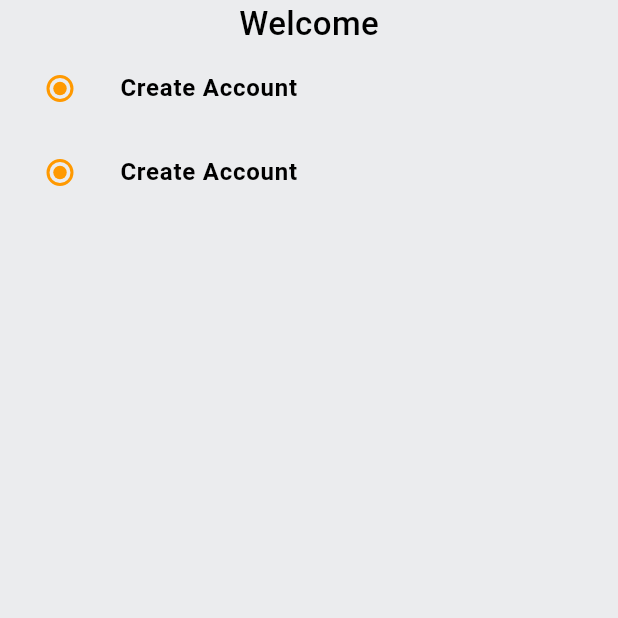
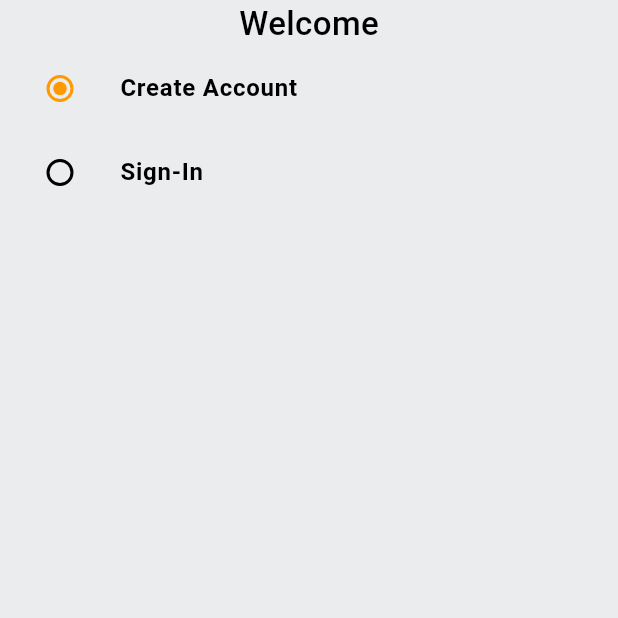
Before and after one commit to natanmuletahunde/node_tut2, a Flutter app: the screen it shows after launch, on a phone screen of 412 x 824 dp, the top half of it. Run offline on Flutter 3.47's test engine with Material 3 defaults, Android fonts, the phone set to English and light mode, and no system bars.

```diff
--- a/lib/features/auth/screens/auth_screen.dart
+++ b/lib/features/auth/screens/auth_screen.dart
@@ -16,6 +16,8 @@ class AuthScreen extends StatefulWidget {
 
 class _AuthScreenState extends State<AuthScreen> {
   Auth _auth = Auth.signup;
+  final _signupFormKey = GlobalKey<FormState>();
+  final _signinFormKey = GlobalKey<FormState>();
   @override
   Widget build(BuildContext context) {
     return Scaffold(
@@ -41,19 +43,24 @@ class _AuthScreenState extends State<AuthScreen> {
             },
             activeColor: GlobalVariables.secondaryColor,),
             ),
+               if(_auth == Auth.signup)
+                  Form(key:_signupFormKey,child:Column(
+
+                  ), ),
             ListTile(
-            title: const Text('Create Account',
+            title: const Text('Sign-In',
             style: TextStyle(
               fontWeight: FontWeight.bold
             ),
             ),
-            leading: Radio(value: Auth.signup, groupValue:_auth, onChanged: (Auth? value){
+            leading: Radio(value: Auth.signin, groupValue:_auth, onChanged: (Auth? value){
               setState(() {
                 _auth = value!;//  this ! symbol indicate us it can't be null
               });
             },
             activeColor: GlobalVariables.secondaryColor,),
             )
+
           ],
         )),
     );
```
Also changed, not shown: lib/common/widgets/custom_textfield.dart (added).
